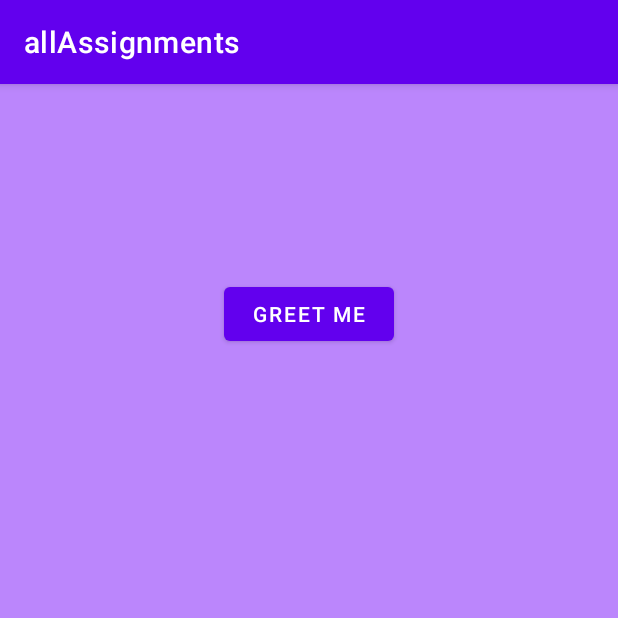
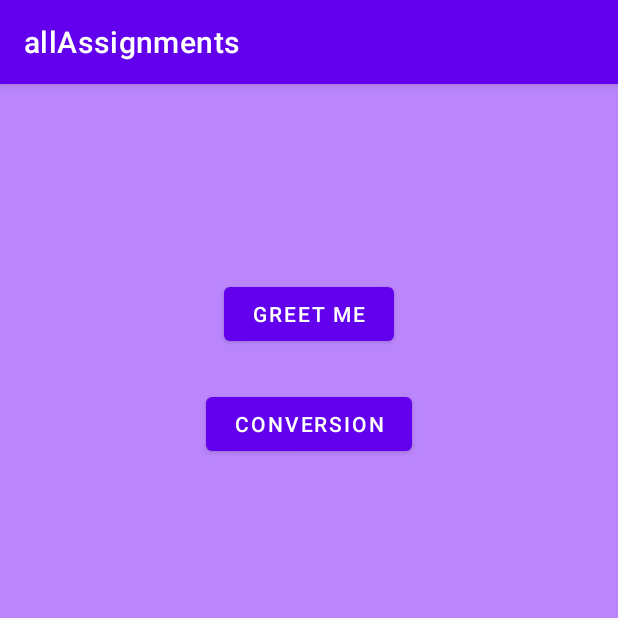
Before and after one commit to DnyaneshwariKolapkar/androidAssignments, an Android app: the screen it shows after launch (MainActivity), on a phone screen of 412 x 824 dp, the top half of it. Run offline under Robolectric (Android 15) with nearby library versions, the phone set to English and light mode, and no system bars.

Commit message:
added conversion

```diff
--- a/app/src/main/AndroidManifest.xml
+++ b/app/src/main/AndroidManifest.xml
@@ -9,6 +9,9 @@
         android:roundIcon="@mipmap/ic_launcher_round"
         android:supportsRtl="true"
         android:theme="@style/Theme.AllAssignments">
+        <activity
+            android:name=".conversion"
+            android:exported="true" />
         <activity
             android:name=".bdaygreet"
             android:exported="true"
--- a/app/src/main/java/com/example/allassignments/MainActivity.kt
+++ b/app/src/main/java/com/example/allassignments/MainActivity.kt
@@ -11,9 +11,13 @@ class MainActivity : AppCompatActivity() {
         setContentView(R.layout.activity_main)
 
         val btn1 = findViewById<Button>(R.id.button1)
+        val btn2 = findViewById<Button>(R.id.button2)
 
         btn1.setOnClickListener {
             startActivity(Intent(this, bdaygreet::class.java))
         }
+        btn2.setOnClickListener {
+            startActivity(Intent(this, conversion::class.java))
+        }
     }
 }
--- a/app/src/main/res/layout/activity_main.xml
+++ b/app/src/main/res/layout/activity_main.xml
@@ -22,4 +22,16 @@
         app:layout_constraintEnd_toEndOf="parent"
         app:layout_constraintStart_toStartOf="parent"
         tools:layout_editor_absoluteY="157dp" />
+
+    <Button
+        android:id="@+id/button2"
+        android:layout_width="137dp"
+        android:layout_height="wrap_content"
+        android:layout_below="@id/button1"
+        android:layout_alignParentStart="true"
+        android:layout_alignParentEnd="true"
+        android:layout_marginStart="137dp"
+        android:layout_marginTop="25dp"
+        android:layout_marginEnd="137dp"
+        android:text="Conversion" />
 </RelativeLayout>
```
Also changed, not shown: app/src/main/java/com/example/allassignments/conversion.kt (added, +34 -0 lines), app/src/main/res/layout/activity_conversion.xml (added, +58 -0 lines), app/src/main/res/drawable-v24/books_money_inside_savings_wealth_concept_books_money_inside_savings_wealth_125650583.jpg (added).
